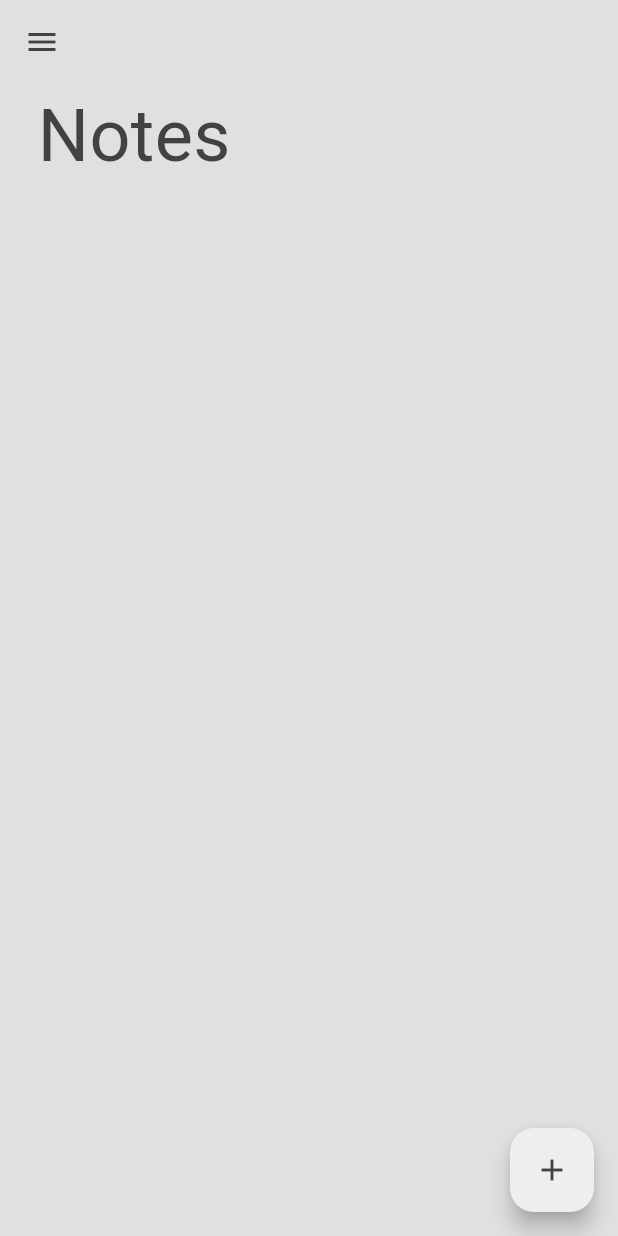
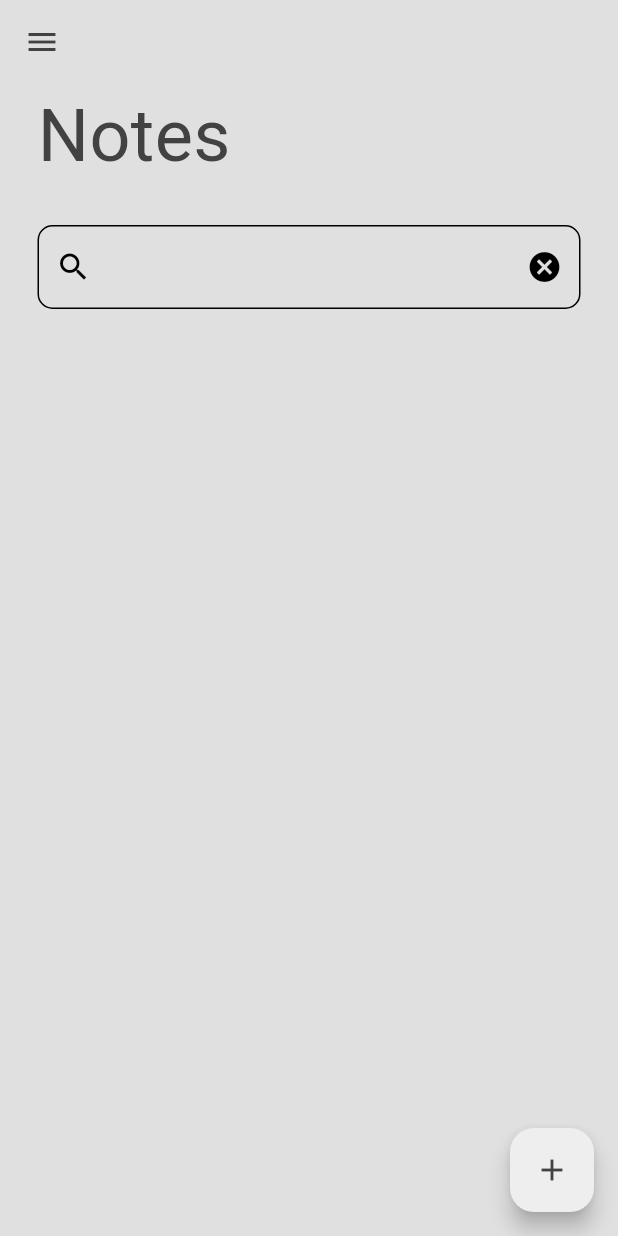
Before and after one commit to flutterkage2k/flutterisardbnote, a Flutter app: the screen it shows after launch, on a phone screen of 412 x 824 dp. Run offline on Flutter 3.47's test engine with Material 3 defaults, Android fonts, the light colour scheme and no system bars; our stand-ins replace google_fonts, isar, popover; accounts and stored records are empty; generated files the repository leaves out were written again.

Commit message:
search function completed
검색기능을 넣어보았다. 잘작동하는듯하네.

```diff
--- a/lib/pages/notes_page.dart
+++ b/lib/pages/notes_page.dart
@@ -17,11 +17,19 @@ class NotesPage extends StatefulWidget {
 class _NotesPageState extends State<NotesPage> {
   //text controller to access what the user typed
   final textController = TextEditingController();
+  final searchController = TextEditingController();
 
   @override
   void initState() {
     super.initState();
     readNotes();
+  }
+
+  @override
+  void dispose() {
+    super.dispose();
+    textController.dispose();
+    searchController.dispose();
   }
 
   // create a note
@@ -54,6 +62,10 @@ class _NotesPageState extends State<NotesPage> {
   // read
   void readNotes() {
     context.read<NoteDatabase>().fetchNotes();
+  }
+
+  void searchedNotes(String query) {
+    context.read<NoteDatabase>().searchNotes(query);
   }
 
   // update
@@ -131,6 +143,25 @@ class _NotesPageState extends State<NotesPage> {
               ),
             ),
           ),
+          Padding(
+            padding: const EdgeInsets.all(25.0),
+            child: TextField(
+              controller: searchController,
+              onChanged: searchedNotes,
+              decoration: InputDecoration(
+                  border: const OutlineInputBorder(
+                    borderRadius: BorderRadius.all(Radius.circular(10)),
+                  ),
+                  prefixIcon: Icon(Icons.search),
+                  suffixIcon: IconButton(
+                    onPressed: () {
+                      searchController.clear();
+                      readNotes();
+                    },
+                    icon: const Icon(Icons.cancel),
+                  )),
+            ),
+          ),
 
           Expanded(
             child: ListView.builder(
```
Also changed, not shown: lib/models/note_database.dart (+8 -0 lines).
